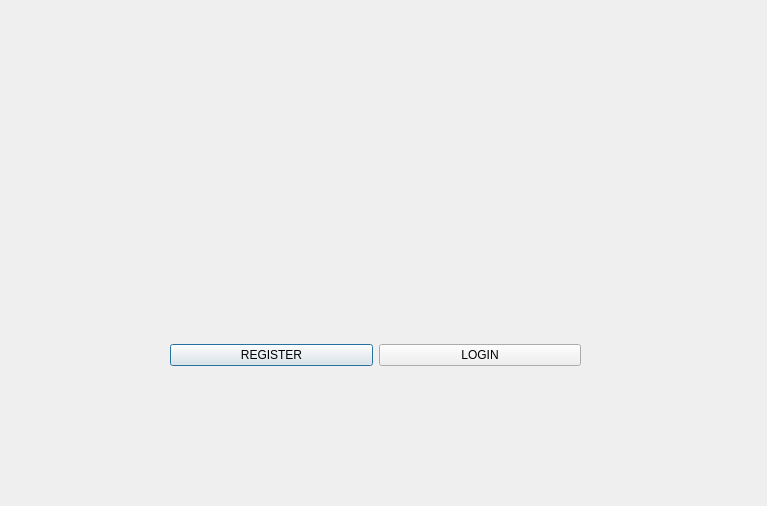
First picture: the form in CyberRange/Client/LoginDialog.ui, repository Pafy-24/CyberRange----POO, before the edit.
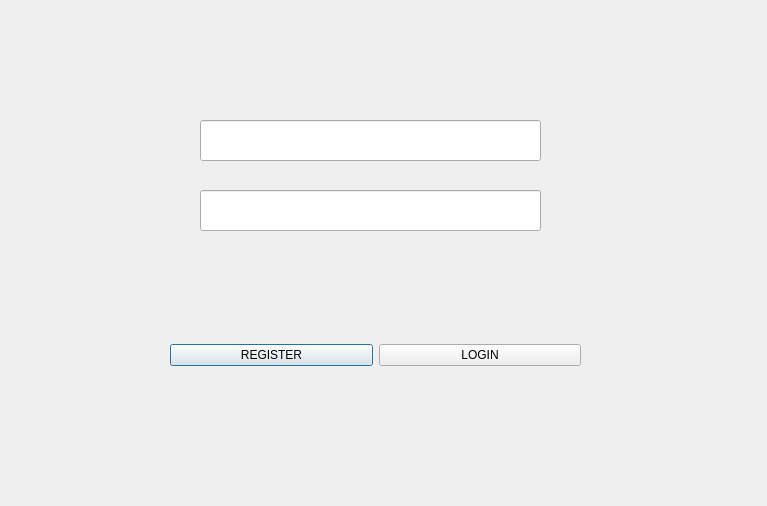
Second picture: the form after the edit.

Commit message: login + rezolvae erori, maine ma ocup de mai multe

Diff of the .ui file:
```diff
--- a/CyberRange/Client/LoginDialog.ui
+++ b/CyberRange/Client/LoginDialog.ui
@@ -45,6 +45,26 @@
     </item>
    </layout>
   </widget>
+  <widget class="QLineEdit" name="lineEditUsername">
+   <property name="geometry">
+    <rect>
+     <x>200</x>
+     <y>120</y>
+     <width>341</width>
+     <height>41</height>
+    </rect>
+   </property>
+  </widget>
+  <widget class="QLineEdit" name="lineEditPassword">
+   <property name="geometry">
+    <rect>
+     <x>200</x>
+     <y>190</y>
+     <width>341</width>
+     <height>41</height>
+    </rect>
+   </property>
+  </widget>
  </widget>
  <resources/>
  <connections>
```
The commit also changes 5 other files.
